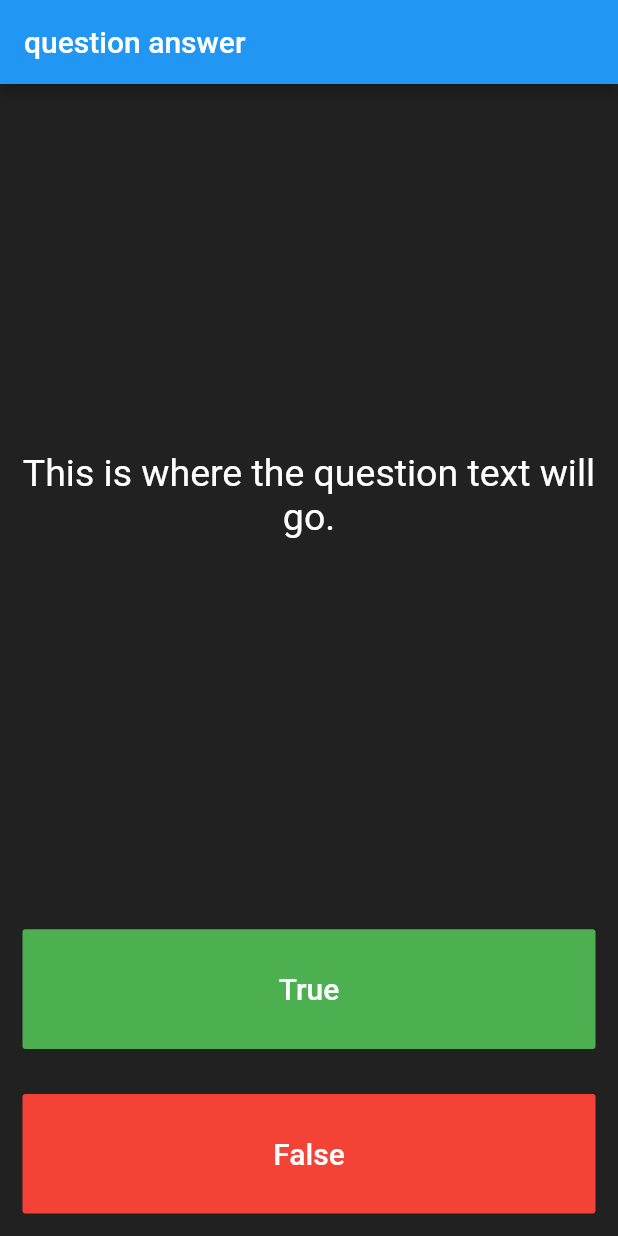
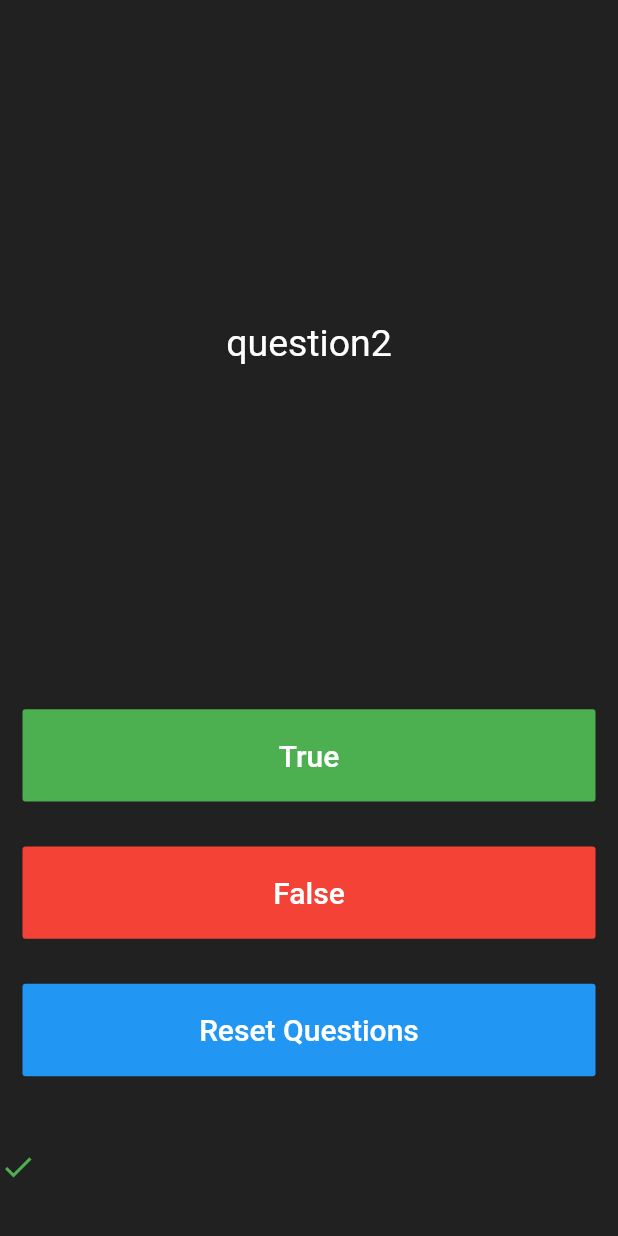
Before and after one commit to someshkoli/flutter_demo, a Flutter app: the screen it shows after launch, after a tap on "True", on a phone screen of 412 x 824 dp. Run offline on Flutter 3.47's test engine with Material 2 defaults, Android fonts, the phone set to English and light mode, and no system bars; our stand-ins replace audioplayers.

Commit message:
question answer completed

```diff
--- a/question_answer/lib/main.dart
+++ b/question_answer/lib/main.dart
@@ -7,7 +7,6 @@ class MyApp extends StatelessWidget {
   Widget build(BuildContext context) {
     return MaterialApp(
         home: Scaffold(
-      appBar: AppBar(title: Text("question answer")),
       backgroundColor: Colors.grey.shade900,
       body: QuizPage(),
     ));
@@ -20,6 +19,13 @@ class QuizPage extends StatefulWidget {
 }
 
 class QuizPageState extends State<QuizPage> {
+  List<Widget> scoreKeeper = [];
+  dynamic questions = [
+    {"question": "question1", "ans": "true"},
+    {"question": "question2", "ans": "false"},
+    {"question": "question3", "ans": "true"},
+  ];
+  int question_number = 0;
   @override
   Widget build(BuildContext context) {
     return Column(
@@ -32,7 +38,9 @@ class QuizPageState extends State<QuizPage> {
             padding: EdgeInsets.all(10.0),
             child: Center(
               child: Text(
-                'This is where the question text will go.',
+                question_number < questions.length
+                    ? questions[question_number]['question']
+                    : "questions eneded",
                 textAlign: TextAlign.center,
                 style: TextStyle(
                   fontSize: 25.0,
@@ -56,7 +64,18 @@ class QuizPageState extends State<QuizPage> {
                 ),
               ),
               onPressed: () {
-                //The user picked true.
+                setState(() {
+                  if (questions[question_number]['ans'] == 'true') {
+                    scoreKeeper.add(Icon(Icons.check, color: Colors.green));
+                  } else {
+                    scoreKeeper.add(Icon(Icons.close, color: Colors.red));
+                  }
+                  // if (question_number + 1 != questions.length()) {
+                  question_number++;
+                  // }
+                });
+                print(question_number);
+                print(scoreKeeper);
               },
             ),
           ),
@@ -74,12 +93,50 @@ class QuizPageState extends State<QuizPage> {
                 ),
               ),
               onPressed: () {
-                //The user picked false.
+                setState(() {
+                  if (questions[question_number]['ans'] == 'false') {
+                    scoreKeeper.add(Icon(Icons.check, color: Colors.green));
+                  } else {
+                    scoreKeeper.add(Icon(Icons.close, color: Colors.red));
+                  }
+                  // if (question_number + 1 != questions.length()) {
+                  question_number++;
+                  // }
+                });
+                print(question_number);
+                print(scoreKeeper);
+              },
+            ),
+          ),
+        ),
+        Expanded(
+          child: Padding(
+            padding: EdgeInsets.all(15.0),
+            child: FlatButton(
+              color: Colors.blue,
+              child: Text(
+                'Reset Questions',
+                style: TextStyle(
+                  fontSize: 20.0,
+                  color: Colors.white,
+                ),
+              ),
+              onPressed: () {
+                setState(() {
+                  question_number=0;
+                  scoreKeeper.clear();
+                  // }
+                });
               },
             ),
           ),
         ),
         //TODO: Add a Row here as your score keeper
+        Expanded(
+          child: Row(
+            children: scoreKeeper,
+          ),
+        )
       ],
     );
   }
```
